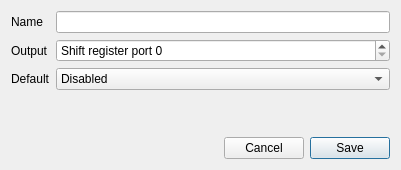
Old version of the form interface/devicedialog.ui in the repository Kuszki/AVR-Monitor.
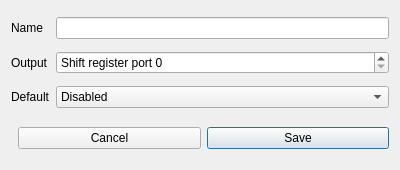
New version of the form.

What changed in the file:
```diff
--- a/interface/devicedialog.ui
+++ b/interface/devicedialog.ui
@@ -78,12 +78,6 @@
        <property name="orientation">
         <enum>Qt::Horizontal</enum>
        </property>
-       <property name="sizeHint" stdset="0">
-        <size>
-         <width>40</width>
-         <height>20</height>
-        </size>
-       </property>
       </spacer>
      </item>
      <item>
@@ -110,12 +104,6 @@
      <property name="orientation">
       <enum>Qt::Vertical</enum>
      </property>
-     <property name="sizeHint" stdset="0">
-      <size>
-       <width>379</width>
-       <height>131</height>
-      </size>
-     </property>
     </spacer>
    </item>
   </layout>
```
